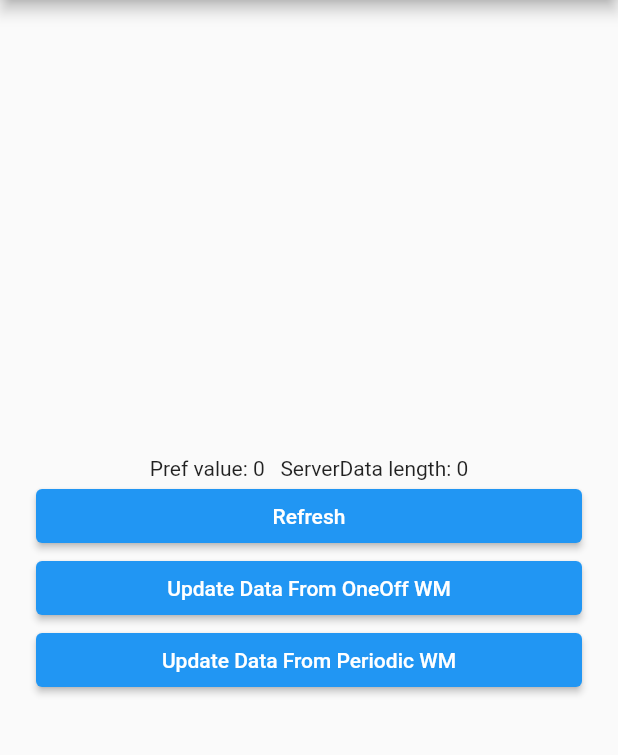
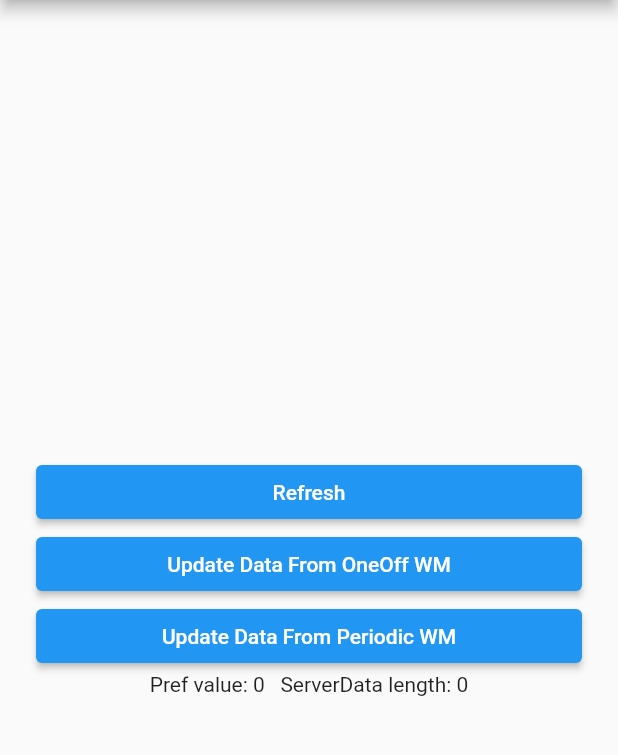
Before and after one commit to RamzanTingku/flutter_offline_data_synching, a Flutter app: the screen it shows after launch, after a tap on "Update Data From Periodic WM", on a phone screen of 412 x 824 dp, the part 84-839 px from its top. Run offline on Flutter 3.47's test engine with Material 2 defaults, Android fonts, the phone set to English and light mode, and no system bars; our stand-ins replace flutter_local_notifications, hive, hive_flutter, shared_preferences; missing offline and left inert: workmanager; accounts and stored records are empty.

```diff
--- a/lib/data/model/githubrepo/github_repo.dart
+++ b/lib/data/model/githubrepo/github_repo.dart
@@ -55,16 +55,19 @@ class Items  extends HiveObject{
   String? name;
   @HiveField(2)
   Owner? owner;
-  @HiveField(5)
+  @HiveField(3)
+  String? timeStamp;
 
   Items(
       {this.id,
         this.name,
+        this.timeStamp,
         this.owner});
 
   Items.fromJson(Map<String, dynamic> json) {
     id = json['id'];
     name = json['name'];
+    timeStamp =  DateTime.now().toString();
     owner = json['owner'] != null ? Owner.fromJson(json['owner']) : null;
   }
 
--- a/lib/main.dart
+++ b/lib/main.dart
@@ -62,7 +62,7 @@ class BackGroundWorkSample extends StatefulWidget {
 }
 
 class _BackGroundWorkSampleState extends State<BackGroundWorkSample> {
-  int _serverValue = 0;
+  List<GithubRepos> _serverData = [];
   int _prefValue = 0;
   late StreamSubscription _loginSubscription;
 
@@ -76,18 +76,20 @@ class _BackGroundWorkSampleState extends State<BackGroundWorkSample> {
     final prefs = await SharedPreferences.getInstance();
     await prefs.reload();
     _prefValue = await BackGroundWork.instance.getPrefData();
-    _serverValue = await GithubRepoBox().getAllData().then((value) => value.length);
+    _serverData = await GithubRepoBox().getAllData();
     setState(() {});
   }
 
   Future<void> triggerOneOffTask() async {
     Workmanager().registerOneOffTask("simpleOneOffTask", "simpleOneOffTask",
-        existingWorkPolicy: ExistingWorkPolicy.replace);
+        existingWorkPolicy: ExistingWorkPolicy.append);
   }
 
   Future<void> triggerPeriodicTask() async {
     Workmanager().registerPeriodicTask("simplePeriodicTask", "simplePeriodicTask",
-        existingWorkPolicy: ExistingWorkPolicy.replace);
+        initialDelay: const Duration(milliseconds: 500),
+        backoffPolicy: BackoffPolicy.linear,
+        existingWorkPolicy: ExistingWorkPolicy.append);
   }
 
   @override
@@ -103,20 +105,13 @@ class _BackGroundWorkSampleState extends State<BackGroundWorkSample> {
           title: const Text('Background Offline Data Synching'),
         ),
         body: Center(
+          child: SingleChildScrollView(
             child: Padding(
               padding: const EdgeInsets.all(24),
               child: Column(
                 mainAxisAlignment: MainAxisAlignment.center,
                 mainAxisSize: MainAxisSize.min,
                 children: [
-                Text("Pref value: $_prefValue   ServerData length: $_serverValue",),
-                /*ValueListenableBuilder<Box<GithubRepos>>(
-                  valueListenable: BoxInstances().githubRepoBox!.listenable(),
-                  builder: (context, box, _) {
-                    final storages = box.values.toList().cast<GithubRepos>();
-                    return buildContent(storages);
-                  },
-                ),*/
                   ElevatedButton(
                     onPressed: () async {
                       await loadData();
@@ -135,7 +130,17 @@ class _BackGroundWorkSampleState extends State<BackGroundWorkSample> {
                     },
                     child: const SizedBox(width: double.infinity, child: Text("Update Data From Periodic WM",textAlign: TextAlign.center)),
                   ),
+                  Text("Pref value: $_prefValue   ServerData length: ${_serverData.length}",),
+                  buildContent(_serverData)
+                  /*ValueListenableBuilder<Box<GithubRepos>>(
+                    valueListenable: BoxInstances().githubRepoBox!.listenable(),
+                    builder: (context, box, _) {
+                      final storages = box.values.toList().cast<GithubRepos>();
+                      return buildContent(storages);
+                    },
+                  ),*/
                 ],
+              ),
             ),
           ),
         ));
@@ -144,7 +149,7 @@ class _BackGroundWorkSampleState extends State<BackGroundWorkSample> {
   Widget buildContent(List<GithubRepos> storages) {
     List<Widget> textListView = [];
     for(int i=0; i<storages.length;i++){
-      textListView.add(Text("${storages[i].items?[i]?.id}"));
+      textListView.add(Text("${storages[i].items?[i].timeStamp}"));
     }
     return Column(
      children: textListView,
--- a/lib/worker/BackgroundService.dart
+++ b/lib/worker/BackgroundService.dart
@@ -13,7 +13,6 @@ class BackgroundService {
   static BackgroundService get instance => _instance;
 
   Future<void> init() async {
-    await Workmanager().cancelAll();
     await Workmanager().initialize(callbackDispatcher);
   }
 }
```
Also changed, not shown: lib/data/model/githubrepo/github_repo.g.dart, 1 other file. Lines whose indentation alone changed are shown as unchanged.
